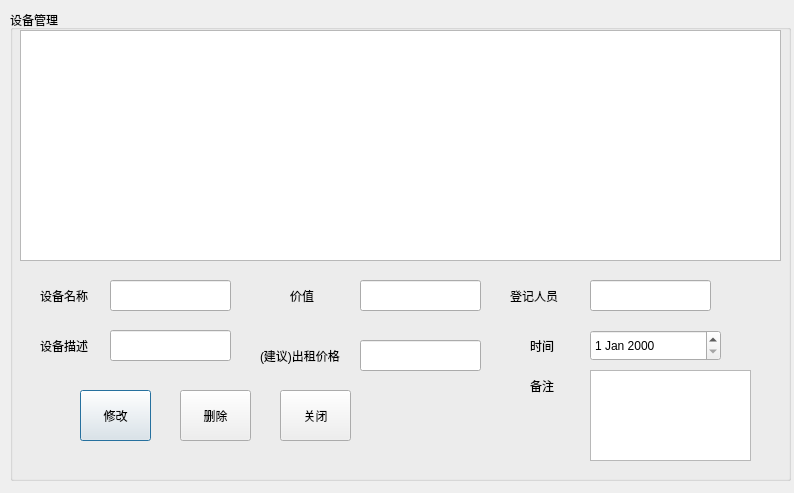
This is src/managewindow.ui in guanqian1994/EquipmentManagementSystem as Qt 5 draws it before an edit. The edited form follows.
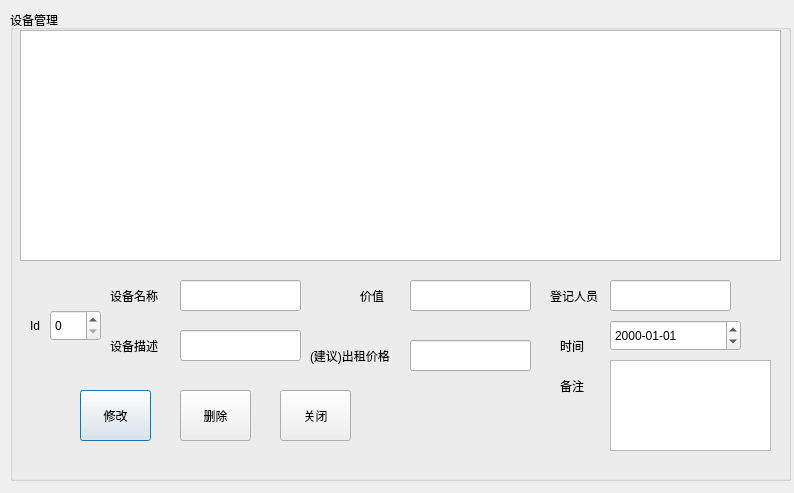
This is the edited form.

What changed in the file:
```diff
--- a/src/managewindow.ui
+++ b/src/managewindow.ui
@@ -38,7 +38,7 @@
    <widget class="QLabel" name="label">
     <property name="geometry">
      <rect>
-      <x>30</x>
+      <x>100</x>
       <y>270</y>
       <width>61</width>
       <height>31</height>
@@ -51,7 +51,7 @@
    <widget class="QLabel" name="label_2">
     <property name="geometry">
      <rect>
-      <x>30</x>
+      <x>100</x>
       <y>320</y>
       <width>51</width>
       <height>31</height>
@@ -64,7 +64,7 @@
    <widget class="QLabel" name="label_3">
     <property name="geometry">
      <rect>
-      <x>500</x>
+      <x>540</x>
       <y>270</y>
       <width>51</width>
       <height>31</height>
@@ -77,7 +77,7 @@
    <widget class="QLabel" name="label_4">
     <property name="geometry">
      <rect>
-      <x>280</x>
+      <x>350</x>
       <y>270</y>
       <width>31</width>
       <height>31</height>
@@ -90,7 +90,7 @@
    <widget class="QLabel" name="label_5">
     <property name="geometry">
      <rect>
-      <x>250</x>
+      <x>300</x>
       <y>330</y>
       <width>91</width>
       <height>31</height>
@@ -103,7 +103,7 @@
    <widget class="QLabel" name="label_6">
     <property name="geometry">
      <rect>
-      <x>520</x>
+      <x>550</x>
       <y>360</y>
       <width>31</width>
       <height>31</height>
@@ -116,7 +116,7 @@
    <widget class="QLineEdit" name="name">
     <property name="geometry">
      <rect>
-      <x>100</x>
+      <x>170</x>
       <y>270</y>
       <width>121</width>
       <height>31</height>
@@ -126,7 +126,7 @@
    <widget class="QLineEdit" name="description">
     <property name="geometry">
      <rect>
-      <x>100</x>
+      <x>170</x>
       <y>320</y>
       <width>121</width>
       <height>31</height>
@@ -136,7 +136,7 @@
    <widget class="QLineEdit" name="value">
     <property name="geometry">
      <rect>
-      <x>350</x>
+      <x>400</x>
       <y>270</y>
       <width>121</width>
       <height>31</height>
@@ -146,7 +146,7 @@
    <widget class="QLineEdit" name="price">
     <property name="geometry">
      <rect>
-      <x>350</x>
+      <x>400</x>
       <y>330</y>
       <width>121</width>
       <height>31</height>
@@ -156,7 +156,7 @@
    <widget class="QLineEdit" name="people">
     <property name="geometry">
      <rect>
-      <x>580</x>
+      <x>600</x>
       <y>270</y>
       <width>121</width>
       <height>31</height>
@@ -166,8 +166,8 @@
    <widget class="QTextEdit" name="remark">
     <property name="geometry">
      <rect>
-      <x>580</x>
-      <y>360</y>
+      <x>600</x>
+      <y>350</y>
       <width>161</width>
       <height>91</height>
      </rect>
@@ -215,7 +215,7 @@
    <widget class="QLabel" name="label_7">
     <property name="geometry">
      <rect>
-      <x>520</x>
+      <x>550</x>
       <y>320</y>
       <width>31</width>
       <height>31</height>
@@ -228,11 +228,40 @@
    <widget class="QDateEdit" name="dateEdit">
     <property name="geometry">
      <rect>
-      <x>580</x>
-      <y>320</y>
+      <x>600</x>
+      <y>310</y>
       <width>131</width>
       <height>31</height>
      </rect>
+    </property>
+    <property name="displayFormat">
+     <string>yyyy-MM-dd</string>
+    </property>
+   </widget>
+   <widget class="QLabel" name="label_8">
+    <property name="geometry">
+     <rect>
+      <x>20</x>
+      <y>300</y>
+      <width>21</width>
+      <height>31</height>
+     </rect>
+    </property>
+    <property name="text">
+     <string>Id</string>
+    </property>
+   </widget>
+   <widget class="QSpinBox" name="spinBox">
+    <property name="geometry">
+     <rect>
+      <x>40</x>
+      <y>300</y>
+      <width>51</width>
+      <height>31</height>
+     </rect>
+    </property>
+    <property name="maximum">
+     <number>1000000000</number>
     </property>
    </widget>
   </widget>
```
